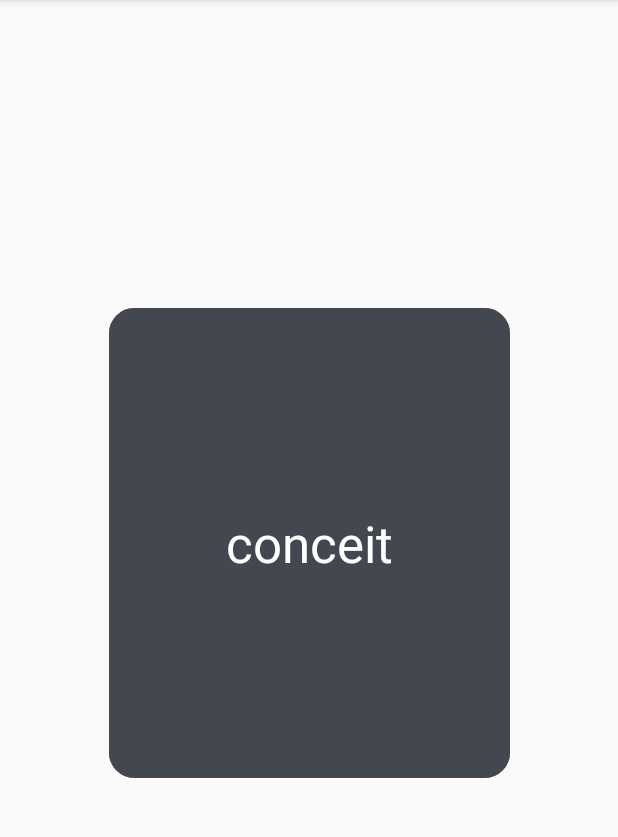
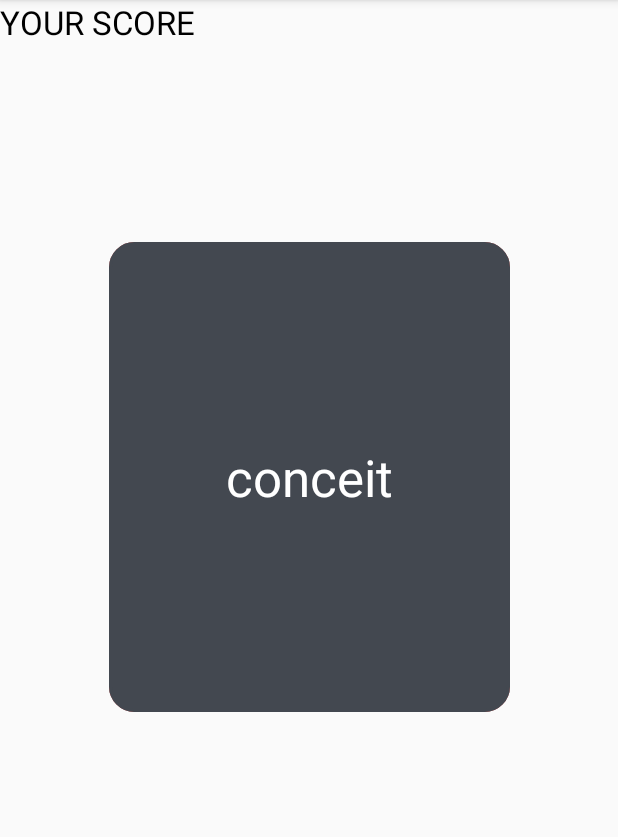
Before and after one commit to AbhishekSanthoshJaya/Bobal_LanguageLearning, an Android app: the screen it shows after launch (FlashCardActivity), on a phone screen of 412 x 824 dp, the part 84-921 px from its top. Run offline under Robolectric (Android 15) with nearby library versions, the phone set to English and light mode, and no system bars; Roboto replaces fonts that are not available here.

Commit message:
Added score for flashcards

```diff
--- a/app/src/main/java/com/aby/capstone_quasars_bobal/FlashCardActivity.java
+++ b/app/src/main/java/com/aby/capstone_quasars_bobal/FlashCardActivity.java
@@ -4,6 +4,7 @@ import androidx.appcompat.app.AppCompatActivity;
 
 import android.animation.AnimatorInflater;
 import android.animation.AnimatorSet;
+import android.graphics.Color;
 import android.os.Bundle;
 import android.util.Log;
 import android.view.View;
@@ -30,11 +31,14 @@ public class FlashCardActivity extends AppCompatActivity {
     private View mCardBackLayout;
     TextView txtFront, txtBack;
     String word, meaning;
+    int correctAnswers = 0;
+
     ArrayList<String> wordList = new ArrayList<>();
     ArrayList<String> meaningList = new ArrayList<>();
     ArrayList<String> randomList = new ArrayList<>();
     LinearLayout btnLayout;
     Button btnCorrect, btnWrong;
+    TextView txtScore;
     //HashMap<String, String> wordsMap= new HashMap<>();
     @Override
     protected void onCreate(Bundle savedInstanceState) {
@@ -44,6 +48,7 @@ public class FlashCardActivity extends AppCompatActivity {
         txtBack = findViewById(R.id.txtBack);
         btnCorrect = findViewById(R.id.btnCorrect);
         btnWrong = findViewById(R.id.btnWrong);
+        txtScore = findViewById(R.id.txtScore);
         findViews();
         loadAnimations();
         changeCameraDistance();
@@ -61,6 +66,8 @@ public class FlashCardActivity extends AppCompatActivity {
         btnCorrect.setOnClickListener(new View.OnClickListener() {
             @Override
             public void onClick(View v) {
+                correctAnswers++;
+                txtScore.setText(correctAnswers + " CORRECT");
                 getCorrectWords();
                 int rand2 = generateRandom();
                 if(getCorrectWords().contains(rand2))
--- a/app/src/main/res/layout/activity_flashcard.xml
+++ b/app/src/main/res/layout/activity_flashcard.xml
@@ -2,10 +2,18 @@
 <FrameLayout xmlns:android="http://schemas.android.com/apk/res/android"
     xmlns:tools="http://schemas.android.com/tools"
     android:layout_width="match_parent"
-    android:layout_height="match_parent"
+    android:layout_height="680dp"
     android:onClick="flipCard"
     tools:context=".FlashCardActivity">
 
+
+    <TextView
+        android:id="@+id/txtScore"
+        android:layout_width="wrap_content"
+        android:layout_height="wrap_content"
+        android:text="YOUR SCORE"
+        android:textColor="#000000"
+        android:textSize="22sp" />
 
     <FrameLayout
         android:id="@+id/card_back"
```
